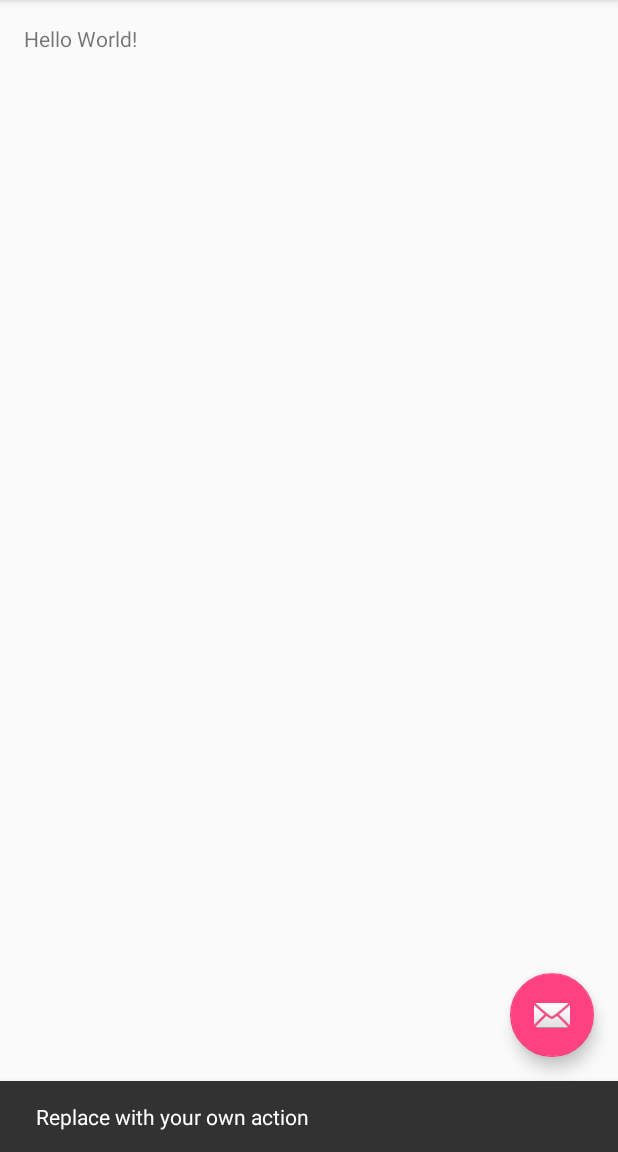
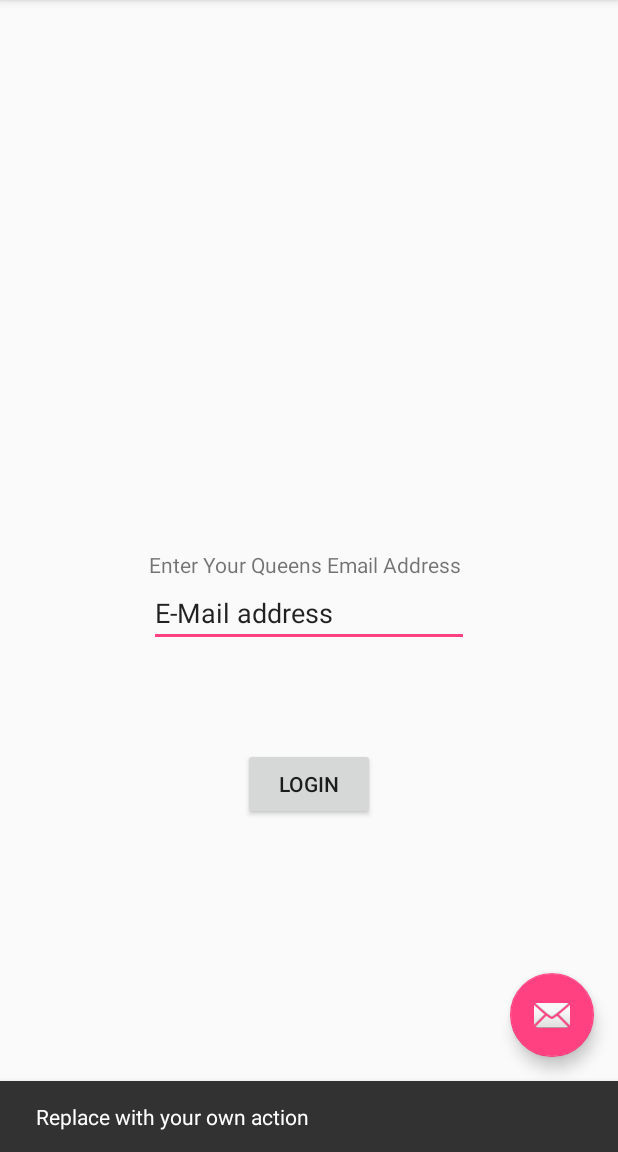
Before and after one commit to NicholasWSmith/MeetUp-Android-App, an Android app: the screen it shows after launch (MainActivity), after a tap on an icon or button, on a phone screen of 412 x 824 dp, the part 84-1236 px from its top. Run offline under Robolectric (Android 15) with nearby library versions, the phone set to English and light mode, and no system bars.

Commit message:
First Page GUI

```diff
--- a/HaxLogs.txt/app/src/main/AndroidManifest.xml
+++ b/HaxLogs.txt/app/src/main/AndroidManifest.xml
@@ -1,17 +1,17 @@
 <?xml version="1.0" encoding="utf-8"?>
 <manifest xmlns:android="http://schemas.android.com/apk/res/android"
-    package="com.example.nicholassmith.meetup" >
+    package="com.example.nicholassmith.meetup">
 
     <application
         android:allowBackup="true"
         android:icon="@mipmap/ic_launcher"
         android:label="@string/app_name"
         android:supportsRtl="true"
-        android:theme="@style/AppTheme" >
+        android:theme="@style/AppTheme">
         <activity
             android:name=".MainActivity"
             android:label="@string/app_name"
-            android:theme="@style/AppTheme.NoActionBar" >
+            android:theme="@style/AppTheme.NoActionBar">
             <intent-filter>
                 <action android:name="android.intent.action.MAIN" />
 
--- a/HaxLogs.txt/app/src/main/java/com/example/nicholassmith/meetup/MainActivity.java
+++ b/HaxLogs.txt/app/src/main/java/com/example/nicholassmith/meetup/MainActivity.java
@@ -18,7 +18,7 @@ public class MainActivity extends AppCompatActivity {
         Toolbar toolbar = (Toolbar) findViewById(R.id.toolbar);
         setSupportActionBar(toolbar);
 
-       FloatingActionButton fab = (FloatingActionButton) findViewById(R.id.fab);
+        FloatingActionButton fab = (FloatingActionButton) findViewById(R.id.fab);
         fab.setOnClickListener(new View.OnClickListener() {
             @Override
             public void onClick(View view) {
--- a/HaxLogs.txt/app/src/main/res/layout/activity_main.xml
+++ b/HaxLogs.txt/app/src/main/res/layout/activity_main.xml
@@ -1,6 +1,5 @@
 <?xml version="1.0" encoding="utf-8"?>
-<android.support.design.widget.CoordinatorLayout
-    xmlns:android="http://schemas.android.com/apk/res/android"
+<android.support.design.widget.CoordinatorLayout xmlns:android="http://schemas.android.com/apk/res/android"
     xmlns:app="http://schemas.android.com/apk/res-auto"
     xmlns:tools="http://schemas.android.com/tools"
     android:layout_width="match_parent"
@@ -9,8 +8,8 @@
     tools:context="com.example.nicholassmith.meetup.MainActivity">
 
     <android.support.design.widget.AppBarLayout
+        android:layout_width="match_parent"
         android:layout_height="wrap_content"
-        android:layout_width="match_parent"
         android:theme="@style/AppTheme.AppBarOverlay">
 
         <android.support.v7.widget.Toolbar
@@ -22,7 +21,7 @@
 
     </android.support.design.widget.AppBarLayout>
 
-    <include layout="@layout/content_main"/>
+    <include layout="@layout/content_main" />
 
     <android.support.design.widget.FloatingActionButton
         android:id="@+id/fab"
--- a/HaxLogs.txt/app/src/main/res/layout/content_main.xml
+++ b/HaxLogs.txt/app/src/main/res/layout/content_main.xml
@@ -1,20 +1,44 @@
 <?xml version="1.0" encoding="utf-8"?>
-<RelativeLayout
-    xmlns:android="http://schemas.android.com/apk/res/android"
+<RelativeLayout xmlns:android="http://schemas.android.com/apk/res/android"
+    xmlns:app="http://schemas.android.com/apk/res-auto"
     xmlns:tools="http://schemas.android.com/tools"
-    xmlns:app="http://schemas.android.com/apk/res-auto"
     android:layout_width="match_parent"
     android:layout_height="match_parent"
+    android:paddingBottom="@dimen/activity_vertical_margin"
     android:paddingLeft="@dimen/activity_horizontal_margin"
     android:paddingRight="@dimen/activity_horizontal_margin"
     android:paddingTop="@dimen/activity_vertical_margin"
-    android:paddingBottom="@dimen/activity_vertical_margin"
     app:layout_behavior="@string/appbar_scrolling_view_behavior"
-    tools:showIn="@layout/activity_main"
-    tools:context="com.example.nicholassmith.meetup.MainActivity">
+    tools:context="com.example.nicholassmith.meetup.MainActivity"
+    tools:showIn="@layout/activity_main">
+
+    <Button
+        android:layout_width="wrap_content"
+        android:layout_height="wrap_content"
+        android:text="Login"
+        android:id="@+id/button"
+        android:layout_alignParentBottom="true"
+        android:layout_centerHorizontal="true"
+        android:layout_marginBottom="205dp" />
+
+    <EditText
+        android:layout_width="wrap_content"
+        android:layout_height="wrap_content"
+        android:inputType="textEmailAddress"
+        android:ems="10"
+        android:id="@+id/editText"
+        android:layout_above="@+id/button"
+        android:layout_centerHorizontal="true"
+        android:layout_marginBottom="67dp"
+        android:text="E-Mail address" />
 
     <TextView
-        android:text="Hello World!"
         android:layout_width="wrap_content"
-        android:layout_height="wrap_content" />
+        android:layout_height="wrap_content"
+        android:text="Enter Your Queens Email Address"
+        android:id="@+id/textView"
+        android:layout_above="@+id/editText"
+        android:layout_alignLeft="@+id/editText"
+        android:layout_alignStart="@+id/editText" />
+
 </RelativeLayout>
--- a/HaxLogs.txt/app/src/main/res/menu/menu_main.xml
+++ b/HaxLogs.txt/app/src/main/res/menu/menu_main.xml
@@ -1,9 +1,10 @@
 <menu xmlns:android="http://schemas.android.com/apk/res/android"
     xmlns:app="http://schemas.android.com/apk/res-auto"
     xmlns:tools="http://schemas.android.com/tools"
-    tools:context="com.example.nicholassmith.meetup.MainActivity" >
-    <item android:id="@+id/action_settings"
+    tools:context="com.example.nicholassmith.meetup.MainActivity">
+    <item
+        android:id="@+id/action_settings"
+        android:orderInCategory="100"
         android:title="@string/action_settings"
-        android:orderInCategory="100"
         app:showAsAction="never" />
 </menu>
--- a/HaxLogs.txt/app/src/main/res/values-v21/styles.xml
+++ b/HaxLogs.txt/app/src/main/res/values-v21/styles.xml
@@ -1,4 +1,5 @@
 <resources>>
+
     <style name="AppTheme.NoActionBar">
         <item name="windowActionBar">false</item>
         <item name="windowNoTitle">true</item>
--- a/HaxLogs.txt/app/src/main/res/values/styles.xml
+++ b/HaxLogs.txt/app/src/main/res/values/styles.xml
@@ -7,11 +7,14 @@
         <item name="colorPrimaryDark">@color/colorPrimaryDark</item>
         <item name="colorAccent">@color/colorAccent</item>
     </style>
+
     <style name="AppTheme.NoActionBar">
         <item name="windowActionBar">false</item>
         <item name="windowNoTitle">true</item>
     </style>
+
     <style name="AppTheme.AppBarOverlay" parent="ThemeOverlay.AppCompat.Dark.ActionBar" />
+
     <style name="AppTheme.PopupOverlay" parent="ThemeOverlay.AppCompat.Light" />
 
 </resources>
```
Lines whose indentation alone changed are shown as unchanged.
